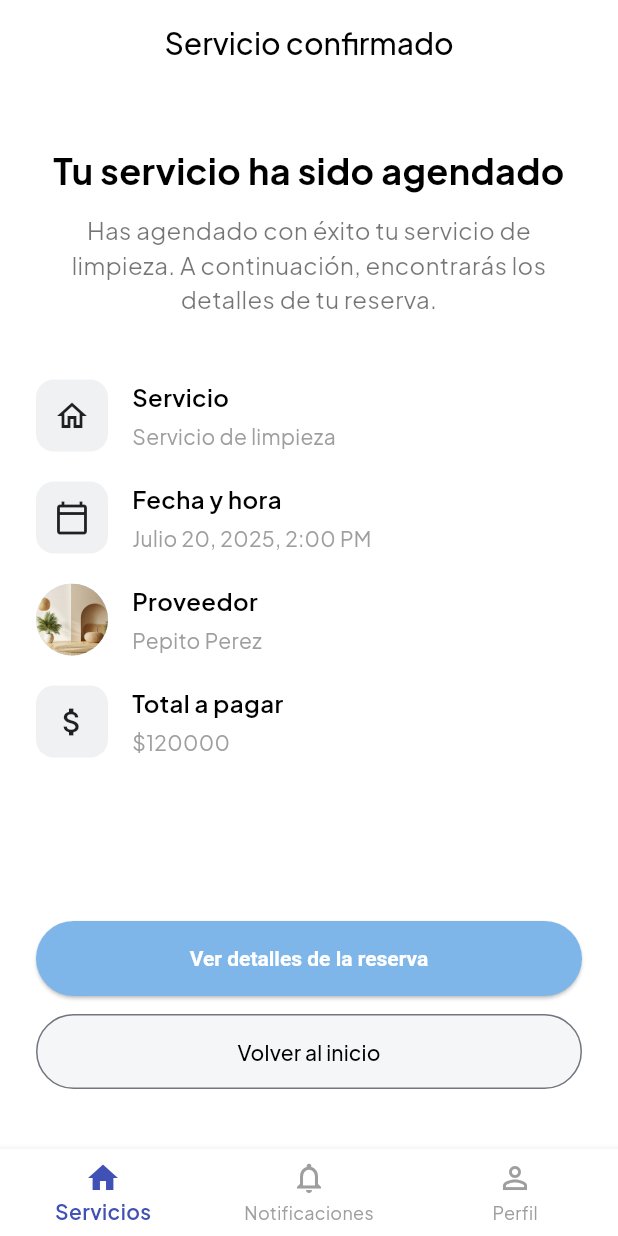
After one commit to juan-campuzano/serviclick, a Flutter app: the BookingConfirmedPage screen opened by its route, on a phone screen of 412 x 824 dp. The commit adds this screen. Run offline on Flutter 3.47's test engine with Material 3 defaults, Android fonts, the phone set to English and light mode, and no system bars; our stand-ins replace go_router, google_fonts; network calls fail.

Commit message:
feat: se agregan nuevas pantallas y logo

```diff
--- a/lib/core/config/routes.dart
+++ b/lib/core/config/routes.dart
@@ -1,4 +1,5 @@
 import 'package:go_router/go_router.dart';
+import 'package:serviclick/features/notifications/notification_route.dart';
 import 'package:serviclick/features/profile/profile_route.dart';
 import 'package:serviclick/features/service/service_route.dart';
 import 'package:serviclick/features/login/login_route.dart';
@@ -15,6 +16,7 @@ final GoRouter appRouter = GoRouter(
       routes: [
         ...servicesRoutes,
         ...profileRoute,
+        ...notificationRoutes,
       ],
     )
   ],
--- a/lib/core/theme/app_theme.dart
+++ b/lib/core/theme/app_theme.dart
@@ -20,7 +20,7 @@ class AppTheme {
     useMaterial3: true,
     scaffoldBackgroundColor: Colors.white,
     appBarTheme: AppBarTheme(
-      backgroundColor: Colors.transparent,
+      backgroundColor: Colors.white,
       foregroundColor: Colors.black,
       titleTextStyle: GoogleFonts.plusJakartaSans().copyWith(
         fontSize: 20,
--- /dev/null
+++ b/lib/features/service/presentation/booking_confirmed_page.dart
@@ -0,0 +1,155 @@
+import 'package:flutter/material.dart';
+import 'package:go_router/go_router.dart';
+
+class BookingConfirmedPage extends StatelessWidget {
+  const BookingConfirmedPage({super.key});
+
+  @override
+  Widget build(BuildContext context) {
+    return Scaffold(
+      appBar: AppBar(
+        title: const Text('Servicio confirmado'),
+        centerTitle: true,
+      ),
+      body: Padding(
+        padding: const EdgeInsets.symmetric(horizontal: 24, vertical: 16),
+        child: Column(
+          crossAxisAlignment: CrossAxisAlignment.center,
+          children: [
+            const SizedBox(height: 24),
+
+            // Título
+            const Text(
+              'Tu servicio ha sido agendado',
+              style: TextStyle(fontSize: 24, fontWeight: FontWeight.bold),
+              textAlign: TextAlign.center,
+            ),
+
+            const SizedBox(height: 12),
+
+            // Subtítulo
+            const Text(
+              "Has agendado con éxito tu servicio de limpieza. A continuación, encontrarás los detalles de tu reserva.",
+              textAlign: TextAlign.center,
+              style: TextStyle(fontSize: 16, color: Colors.black54),
+            ),
+
+            const SizedBox(height: 32),
+
+            // Información de la reserva
+            const _InfoRow(
+              icon: Icons.home_outlined,
+              title: 'Servicio',
+              subtitle: 'Servicio de limpieza',
+            ),
+            const _InfoRow(
+              icon: Icons.calendar_today_outlined,
+              title: 'Fecha y hora',
+              subtitle: 'Julio 20, 2025, 2:00 PM',
+            ),
+            const _InfoRow(
+              avatarImage:
+                  'assets/images/1.png', // Reemplazar con tu imagen local o de red
+              title: 'Proveedor',
+              subtitle: 'Pepito Perez',
+              isAvatar: true,
+            ),
+            const _InfoRow(
+              icon: Icons.attach_money,
+              title: 'Total a pagar',
+              subtitle: '\$120000',
+            ),
+
+            const Spacer(),
+
+            // Botón Ver Detalles
+            ElevatedButton(
+              onPressed: () {},
+              style: ElevatedButton.styleFrom(
+                minimumSize: const Size.fromHeight(50),
+                shape: RoundedRectangleBorder(
+                    borderRadius: BorderRadius.circular(32)),
+              ),
+              child: const Text(
+                'Ver detalles de la reserva',
+              ),
+            ),
+
+            const SizedBox(height: 12),
+
+            OutlinedButton(
+              onPressed: () {
+                context.go('/services');
+              },
+              style: OutlinedButton.styleFrom(
+                minimumSize: const Size.fromHeight(50),
+                backgroundColor: const Color(0xFFF5F6F7),
+                shape: RoundedRectangleBorder(
+                    borderRadius: BorderRadius.circular(32)),
+              ),
+              child: const Text(
+                'Volver al inicio',
+                style: TextStyle(color: Colors.black),
+              ),
+            ),
+
+            const SizedBox(height: 24),
+          ],
+        ),
+      ),
+    );
+  }
+}
+
+// Widget reutilizable para mostrar ítems de información
+class _InfoRow extends StatelessWidget {
+  final IconData? icon;
+  final String title;
+  final String subtitle;
+  final String? avatarImage;
+  final bool isAvatar;
+
+  const _InfoRow({
+    required this.title,
+    required this.subtitle,
+    this.icon,
+    this.avatarImage,
+    this.isAvatar = false,
+  });
+
+  @override
+  Widget build(BuildContext context) {
+    return Padding(
+      padding: const EdgeInsets.symmetric(vertical: 10),
+      child: Row(
+        children: [
+          isAvatar
+              ? CircleAvatar(
+                  radius: 24,
+                  backgroundImage: AssetImage(avatarImage ?? ''),
+                )
+              : Container(
+                  padding: const EdgeInsets.all(12),
+                  decoration: BoxDecoration(
+                    color: const Color(0xFFF0F1F3),
+                    borderRadius: BorderRadius.circular(12),
+                  ),
+                  child: Icon(icon, size: 24),
+                ),
+          const SizedBox(width: 16),
+          Column(
+            crossAxisAlignment: CrossAxisAlignment.start,
+            children: [
+              Text(title,
+                  style: const TextStyle(
+                      fontWeight: FontWeight.w600, fontSize: 16)),
+              const SizedBox(height: 4),
+              Text(subtitle,
+                  style: const TextStyle(fontSize: 14, color: Colors.grey)),
+            ],
+          ),
+        ],
+      ),
+    );
+  }
+}
--- a/lib/features/service/presentation/service_registration_page.dart
+++ b/lib/features/service/presentation/service_registration_page.dart
@@ -11,7 +11,7 @@ class ServiceRegistrationPage extends StatefulWidget {
 class _ServiceRegistrationPageState extends State<ServiceRegistrationPage> {
   final _formKey = GlobalKey<FormState>();
 
-  String? _selectedServiceType;
+  String? selectedServiceType;
   final _serviceTitleController = TextEditingController();
   final _descriptionController = TextEditingController();
   final _priceController = TextEditingController();
@@ -60,7 +60,7 @@ class _ServiceRegistrationPageState extends State<ServiceRegistrationPage> {
                         ))
                     .toList(),
                 onChanged: (value) =>
-                    setState(() => _selectedServiceType = value),
+                    setState(() => selectedServiceType = value),
                 validator: (value) => value == null
                     ? 'Por favor selecciona un tipo de servicio'
                     : null,
--- a/lib/ui/app_shell.dart
+++ b/lib/ui/app_shell.dart
@@ -14,7 +14,7 @@ class AppShell extends StatefulWidget {
 class _AppShellState extends State<AppShell> {
   int _currentIndex = 0;
 
-  final tabs = ['/services', '/favorites', '/profile'];
+  final tabs = ['/services', '/notifications', '/profile'];
 
   void _onTap(int index) {
     setState(() => _currentIndex = index);
```
Also changed, not shown: lib/features/login/presentation/login_page.dart (+4 -4 lines), lib/features/notifications/notification_route.dart (added, +10 -0 lines), lib/features/notifications/presentation/notifications_page.dart (added, +105 -0 lines), lib/features/service/domain/models/service.dart (added, +17 -0 lines), lib/features/service/presentation/scheduler_page.dart (+5 -2 lines), lib/features/service/presentation/service_details_page.dart (+6 -6 lines), lib/features/service/presentation/service_list_page.dart (added, +131 -0 lines), lib/features/service/presentation/service_page.dart (+59 -43 lines), lib/features/service/service_route.dart (+11 -1 lines), assets/images/serviclick.png (added), pubspec.lock.
